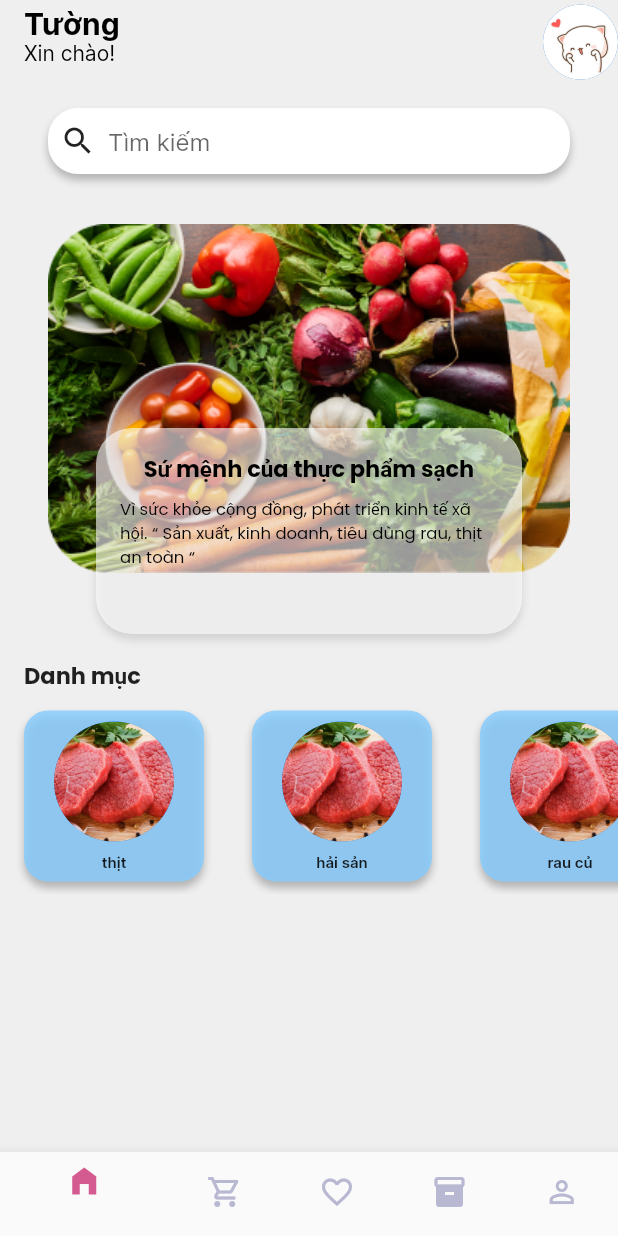
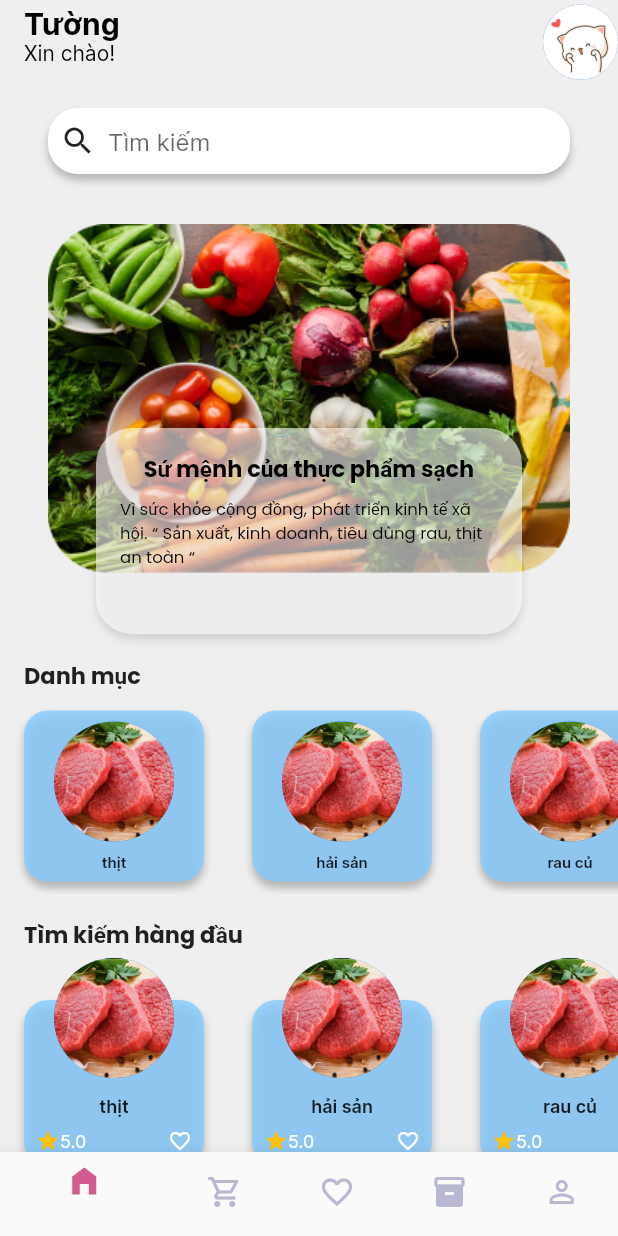
Before and after one commit to thienphan630/di_cho_nhanh, a Flutter app: the screen it shows after launch, on a phone screen of 412 x 824 dp. Run offline on Flutter 3.47's test engine with Material 2 defaults, Android fonts, the light colour scheme and no system bars; our stand-ins replace firebase_core, firebase_database; accounts and stored records are empty.

Commit message:
top search homepage

```diff
--- a/lib/pages/homepage/homepage.dart
+++ b/lib/pages/homepage/homepage.dart
@@ -9,31 +9,16 @@ class Homepage extends StatelessWidget {
 
   @override
   Widget build(BuildContext context) {
-    // var size = MediaQuery.of(context).size;
     return SafeArea(
       child: Scaffold(
         appBar: AppBar(
             elevation: 0,
             backgroundColor: kBackgroundColor,
-            // leading: const Icon(
-            //   Icons.reorder,
-            //   color: kBlackColor,
-            //   size: 28,
-            // ),
             actions: const [
               CircleAvatar(
                 radius: 25,
                 backgroundImage: AssetImage("assets/images/cat.jpg"),
               ),
-              // Container(
-              //   margin: const EdgeInsets.only(right: kDefaultPadding),
-              //   width: 42,
-              //   decoration: const BoxDecoration(
-              //       image: DecorationImage(
-              //           fit: BoxFit.fitWidth,
-              //           image: AssetImage('assets/images/cat.jpg')),
-              //       borderRadius: BorderRadius.all(Radius.circular(50))),
-              // )
             ],
             title: Column(
               crossAxisAlignment: CrossAxisAlignment.start,
@@ -68,20 +53,11 @@ class Homepage extends StatelessWidget {
                 Flexible(
                     child: Column(
                   crossAxisAlignment: CrossAxisAlignment.start,
-                  children: const [
-                    Padding(
-                      padding: EdgeInsets.fromLTRB(16.0, 16.0, 0, 4.0),
-                      child: Text(
-                        'Danh mục',
-                        style: TextStyle(
-                            fontFamily: 'Poppins',
-                            fontWeight: FontWeight.w600,
-                            fontSize: 15),
-                      ),
-                    ),
-                    SizedBox(
-                        height: 130,
-                        child: CategoriesCardList())
+                  children: [
+                    _topic('Danh mục'),
+                    const SizedBox(height: 130, child: CategoriesCardList()),
+                    _topic('Tìm kiếm hàng đầu'),
+                    const SizedBox(height: 200, child: TopSearch())
                   ],
                 ))
               ],
@@ -93,3 +69,14 @@ class Homepage extends StatelessWidget {
     );
   }
 }
+
+Widget _topic(String topic) {
+  return Padding(
+    padding: const EdgeInsets.fromLTRB(16.0, 16.0, 0, 4.0),
+    child: Text(
+      topic,
+      style: const TextStyle(
+          fontFamily: 'Poppins', fontWeight: FontWeight.w600, fontSize: 15),
+    ),
+  );
+}
--- a/lib/pages/homepage/widget/home_widgets.dart
+++ b/lib/pages/homepage/widget/home_widgets.dart
@@ -2,3 +2,5 @@ export 'banner.dart';
 export 'categories_card_list.dart';
 export 'categories_cart_item.dart';
 export 'data.dart';
+export 'top_search_list.dart';
+export 'top_search_item.dart';
--- /dev/null
+++ b/lib/pages/homepage/widget/top_search_item.dart
@@ -0,0 +1,89 @@
+import 'package:flutter/material.dart';
+
+class TopSearchItem extends StatefulWidget {
+  const TopSearchItem({
+    Key? key,
+    required this.name,
+    required this.onTap,
+  }) : super(key: key);
+  final String name;
+  final VoidCallback onTap;
+
+  @override
+  State<TopSearchItem> createState() => _TopSearchItemState();
+}
+
+class _TopSearchItemState extends State<TopSearchItem> {
+  bool _isFavorite = false;
+  @override
+  void initState() {
+    super.initState();
+  }
+
+  @override
+  Widget build(BuildContext context) {
+    return GestureDetector(
+      onTap: widget.onTap,
+      child: Stack(
+        alignment: Alignment.topCenter,
+        children: [
+          Container(
+            margin: const EdgeInsets.symmetric(horizontal: 16, vertical: 28),
+            width: 120,
+            height: 110,
+            decoration: const BoxDecoration(
+                color: Color.fromRGBO(132, 203, 255, 0.8),
+                borderRadius: BorderRadius.all(Radius.circular(16)),
+                boxShadow: [
+                  BoxShadow(
+                      offset: Offset(0, 4),
+                      blurRadius: 4,
+                      color: Color.fromRGBO(0, 0, 0, 0.25))
+                ]),
+            child: Column(
+              mainAxisAlignment: MainAxisAlignment.end,
+              children: [
+                Text(
+                  widget.name,
+                  style: const TextStyle(
+                      fontSize: 12, fontWeight: FontWeight.w600),
+                ),
+                Padding(
+                  padding: const EdgeInsets.all(8.0),
+                  child: Row(
+                    mainAxisAlignment: MainAxisAlignment.spaceBetween,
+                    children: [
+                      Row(children: const [
+                        Icon(Icons.star, color: Colors.amber, size: 16),
+                        Text(
+                          '5.0',
+                          style: TextStyle(color: Colors.white, fontSize: 12),
+                        ),
+                      ]),
+                      GestureDetector(
+                        onTap: () {
+                          setState(() {
+                            _isFavorite = !_isFavorite;
+                          });
+                        },
+                        child: Icon(
+                          _isFavorite ? Icons.favorite : Icons.favorite_border,
+                          color: _isFavorite ? Colors.red : Colors.white,
+                          size: 16,
+                        ),
+                      )
+                    ],
+                  ),
+                )
+              ],
+            ),
+          ),
+          const CircleAvatar(
+            maxRadius: 40,
+            backgroundImage: AssetImage('assets/images/meat.png'),
+          )
+        ],
+      ),
+    );
+  }
+}
--- /dev/null
+++ b/lib/pages/homepage/widget/top_search_list.dart
@@ -0,0 +1,23 @@
+import 'package:flutter/material.dart';
+
+import 'home_widgets.dart';
+
+class TopSearch extends StatelessWidget {
+  const TopSearch({
+    Key? key,
+  }) : super(key: key);
+
+  @override
+  Widget build(BuildContext context) {
+    return ListView.builder(
+      scrollDirection: Axis.horizontal,
+      itemCount: categories.length,
+      itemBuilder: (context, index) {
+        return TopSearchItem(
+          name: categories[index]['name'].toString(),
+          onTap: () {},
+        );
+      },
+    );
+  }
+}
```
